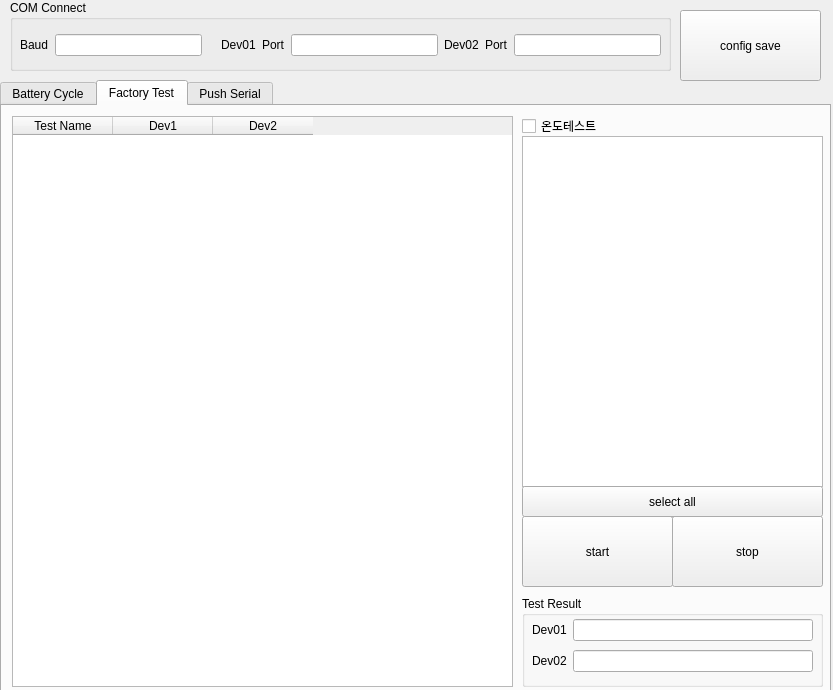
This is src/BCT_UI.ui in ComMslee/BCT as Qt 5 draws it before an edit. The edited form follows.
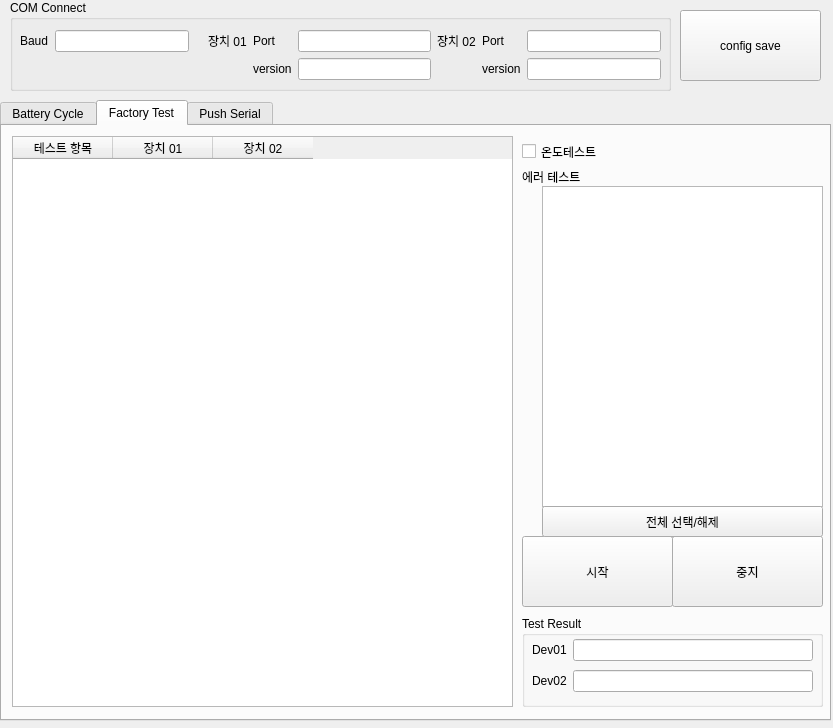
This is the edited form. The open tabs and pages were chosen to show the change.

What changed in the file:
```diff
--- a/src/BCT_UI.ui
+++ b/src/BCT_UI.ui
@@ -7,7 +7,7 @@
     <x>0</x>
     <y>0</y>
     <width>833</width>
-    <height>690</height>
+    <height>728</height>
    </rect>
   </property>
   <property name="windowTitle">
@@ -17,13 +17,13 @@
    <property name="geometry">
     <rect>
      <x>0</x>
-     <y>80</y>
+     <y>100</y>
      <width>831</width>
      <height>621</height>
     </rect>
    </property>
    <property name="currentIndex">
-    <number>1</number>
+    <number>0</number>
    </property>
    <property name="tabBarAutoHide">
     <bool>false</bool>
@@ -168,12 +168,12 @@
         <item row="0" column="0">
          <widget class="QLabel" name="label_5">
           <property name="text">
-           <string>버전</string>
+           <string>시리얼</string>
           </property>
          </widget>
         </item>
         <item row="0" column="1">
-         <widget class="QLineEdit" name="dev_version">
+         <widget class="QLineEdit" name="dev_serial">
           <property name="alignment">
            <set>Qt::AlignCenter</set>
           </property>
@@ -441,7 +441,7 @@
           </sizepolicy>
          </property>
          <property name="text">
-          <string>start</string>
+          <string>시작</string>
          </property>
         </widget>
        </item>
@@ -454,7 +454,7 @@
           </sizepolicy>
          </property>
          <property name="text">
-          <string>stop</string>
+          <string>중지</string>
          </property>
         </widget>
        </item>
@@ -697,12 +697,12 @@
         <item row="0" column="0">
          <widget class="QLabel" name="label_21">
           <property name="text">
-           <string>버전</string>
+           <string>시리얼</string>
           </property>
          </widget>
         </item>
         <item row="0" column="1">
-         <widget class="QLineEdit" name="dev_version_2">
+         <widget class="QLineEdit" name="dev_serial_2">
           <property name="alignment">
            <set>Qt::AlignCenter</set>
           </property>
@@ -771,17 +771,17 @@
      </property>
      <column>
       <property name="text">
-       <string>Test Name</string>
+       <string>테스트 항목</string>
       </property>
      </column>
      <column>
       <property name="text">
-       <string>Dev1</string>
+       <string>장치 01</string>
       </property>
      </column>
      <column>
       <property name="text">
-       <string>Dev2</string>
+       <string>장치 02</string>
       </property>
      </column>
     </widget>
@@ -801,7 +801,7 @@
       </sizepolicy>
      </property>
      <property name="text">
-      <string>start</string>
+      <string>시작</string>
      </property>
     </widget>
     <widget class="QPushButton" name="factory_stop">
@@ -820,7 +820,7 @@
       </sizepolicy>
      </property>
      <property name="text">
-      <string>stop</string>
+      <string>중지</string>
      </property>
     </widget>
     <widget class="QGroupBox" name="groupBox_10">
@@ -885,19 +885,19 @@
     <widget class="QListWidget" name="factory_list">
      <property name="geometry">
       <rect>
-       <x>520</x>
-       <y>30</y>
-       <width>301</width>
-       <height>351</height>
+       <x>540</x>
+       <y>60</y>
+       <width>281</width>
+       <height>321</height>
       </rect>
      </property>
     </widget>
     <widget class="QPushButton" name="factory_select">
      <property name="geometry">
       <rect>
-       <x>520</x>
+       <x>540</x>
        <y>380</y>
-       <width>301</width>
+       <width>281</width>
        <height>31</height>
       </rect>
      </property>
@@ -908,7 +908,7 @@
       </sizepolicy>
      </property>
      <property name="text">
-      <string>select all</string>
+      <string>전체 선택/해제</string>
      </property>
     </widget>
     <widget class="QCheckBox" name="factory_temp">
@@ -917,13 +917,32 @@
        <x>520</x>
        <y>10</y>
        <width>88</width>
-       <height>20</height>
+       <height>31</height>
       </rect>
      </property>
      <property name="text">
       <string>온도테스트</string>
      </property>
     </widget>
+    <widget class="QLabel" name="label_22">
+     <property name="geometry">
+      <rect>
+       <x>520</x>
+       <y>40</y>
+       <width>79</width>
+       <height>21</height>
+      </rect>
+     </property>
+     <property name="sizePolicy">
+      <sizepolicy hsizetype="Expanding" vsizetype="Preferred">
+       <horstretch>0</horstretch>
+       <verstretch>0</verstretch>
+      </sizepolicy>
+     </property>
+     <property name="text">
+      <string>에러 테스트</string>
+     </property>
+    </widget>
    </widget>
    <widget class="QWidget" name="tbSerial">
     <attribute name="title">
@@ -980,7 +999,7 @@
               </sizepolicy>
              </property>
              <property name="text">
-              <string>Next</string>
+              <string>다음 장치에 push할 값</string>
              </property>
             </widget>
            </item>
@@ -1009,7 +1028,7 @@
               </sizepolicy>
              </property>
              <property name="text">
-              <string>Push</string>
+              <string>장치에 push할 값</string>
              </property>
             </widget>
            </item>
@@ -1119,14 +1138,14 @@
        <item row="1" column="0">
         <widget class="QLabel" name="label_16">
          <property name="text">
-          <string>Dev02</string>
+          <string>장치 02</string>
          </property>
         </widget>
        </item>
        <item row="0" column="0">
         <widget class="QLabel" name="label_15">
          <property name="text">
-          <string>Dev01</string>
+          <string>장치 01</string>
          </property>
         </widget>
        </item>
@@ -1141,7 +1160,7 @@
      <x>10</x>
      <y>0</y>
      <width>661</width>
-     <height>71</height>
+     <height>91</height>
     </rect>
    </property>
    <property name="title">
@@ -1153,10 +1172,17 @@
       <x>10</x>
       <y>30</y>
       <width>641</width>
-      <height>31</height>
+      <height>52</height>
      </rect>
     </property>
     <layout class="QGridLayout" name="gridLayout">
+     <item row="0" column="1">
+      <widget class="QLineEdit" name="dev_baud">
+       <property name="alignment">
+        <set>Qt::AlignRight|Qt::AlignTrailing|Qt::AlignVCenter</set>
+       </property>
+      </widget>
+     </item>
      <item row="0" column="9">
       <widget class="QLineEdit" name="dev_port_2">
        <property name="alignment">
@@ -1164,17 +1190,17 @@
        </property>
       </widget>
      </item>
+     <item row="0" column="2">
+      <widget class="QLabel" name="label_28">
+       <property name="text">
+        <string/>
+       </property>
+      </widget>
+     </item>
      <item row="0" column="3">
       <widget class="QLabel" name="label_23">
        <property name="text">
-        <string>Dev01</string>
-       </property>
-      </widget>
-     </item>
-     <item row="0" column="1">
-      <widget class="QLineEdit" name="dev_baud">
-       <property name="alignment">
-        <set>Qt::AlignRight|Qt::AlignTrailing|Qt::AlignVCenter</set>
+        <string>장치 01</string>
        </property>
       </widget>
      </item>
@@ -1188,14 +1214,14 @@
      <item row="0" column="7">
       <widget class="QLabel" name="label_24">
        <property name="text">
-        <string>Dev02</string>
+        <string>장치 02</string>
        </property>
       </widget>
      </item>
-     <item row="0" column="4">
-      <widget class="QLabel" name="label">
-       <property name="text">
-        <string>Port</string>
+     <item row="0" column="6">
+      <widget class="QLineEdit" name="dev_port">
+       <property name="alignment">
+        <set>Qt::AlignCenter</set>
        </property>
       </widget>
      </item>
@@ -1206,17 +1232,38 @@
        </property>
       </widget>
      </item>
-     <item row="0" column="6">
-      <widget class="QLineEdit" name="dev_port">
+     <item row="0" column="4">
+      <widget class="QLabel" name="label">
+       <property name="text">
+        <string>Port</string>
+       </property>
+      </widget>
+     </item>
+     <item row="1" column="4">
+      <widget class="QLabel" name="label_31">
+       <property name="text">
+        <string>version</string>
+       </property>
+      </widget>
+     </item>
+     <item row="1" column="8">
+      <widget class="QLabel" name="label_32">
+       <property name="text">
+        <string>version</string>
+       </property>
+      </widget>
+     </item>
+     <item row="1" column="6">
+      <widget class="QLineEdit" name="dev_mcu_vsersion">
        <property name="alignment">
         <set>Qt::AlignCenter</set>
        </property>
       </widget>
      </item>
-     <item row="0" column="2">
-      <widget class="QLabel" name="label_28">
-       <property name="text">
-        <string/>
+     <item row="1" column="9">
+      <widget class="QLineEdit" name="dev_mcu_vsersion_2">
+       <property name="alignment">
+        <set>Qt::AlignCenter</set>
        </property>
       </widget>
      </item>
```
